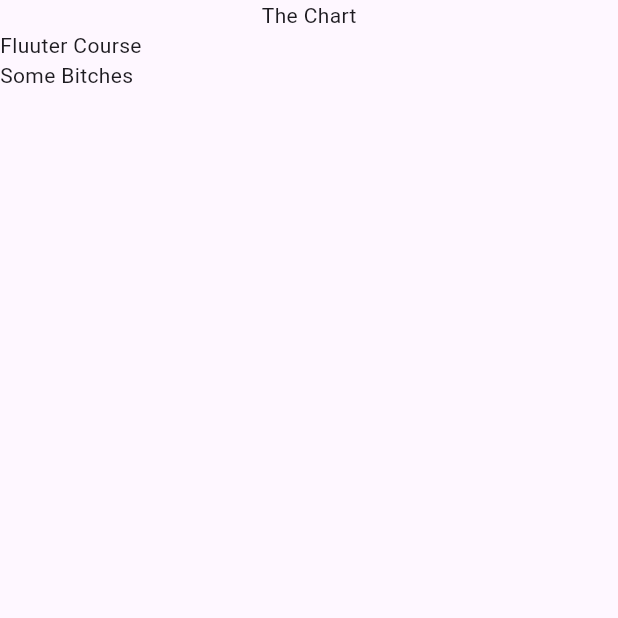
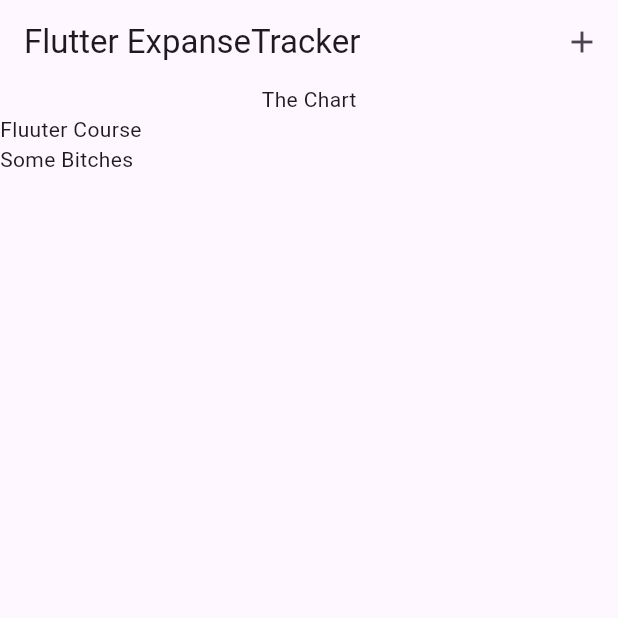
Before and after one commit to matinbhdrn77/expenses_tracker, a Flutter app: the screen it shows after launch, on a phone screen of 412 x 824 dp, the top half of it. Run offline on Flutter 3.47's test engine with Material 2 defaults, Android fonts, the phone set to English and light mode, and no system bars.

Commit message:
add appbar

```diff
--- a/lib/widgets/expenses.dart
+++ b/lib/widgets/expenses.dart
@@ -26,6 +26,15 @@ class _ExpensesState extends State<Expenses> {
   @override
   Widget build(BuildContext context) {
     return Scaffold(
+      appBar: AppBar(
+        title: const Text('Flutter ExpanseTracker'),
+        actions: [
+          IconButton(
+            onPressed: () {},
+            icon: const Icon(Icons.add),
+          ),
+        ],
+      ),
       body: Column(children: [
         const Text('The Chart'),
         Expanded(child: ExpenseList(expenses: _registeredExpenses)),
```
